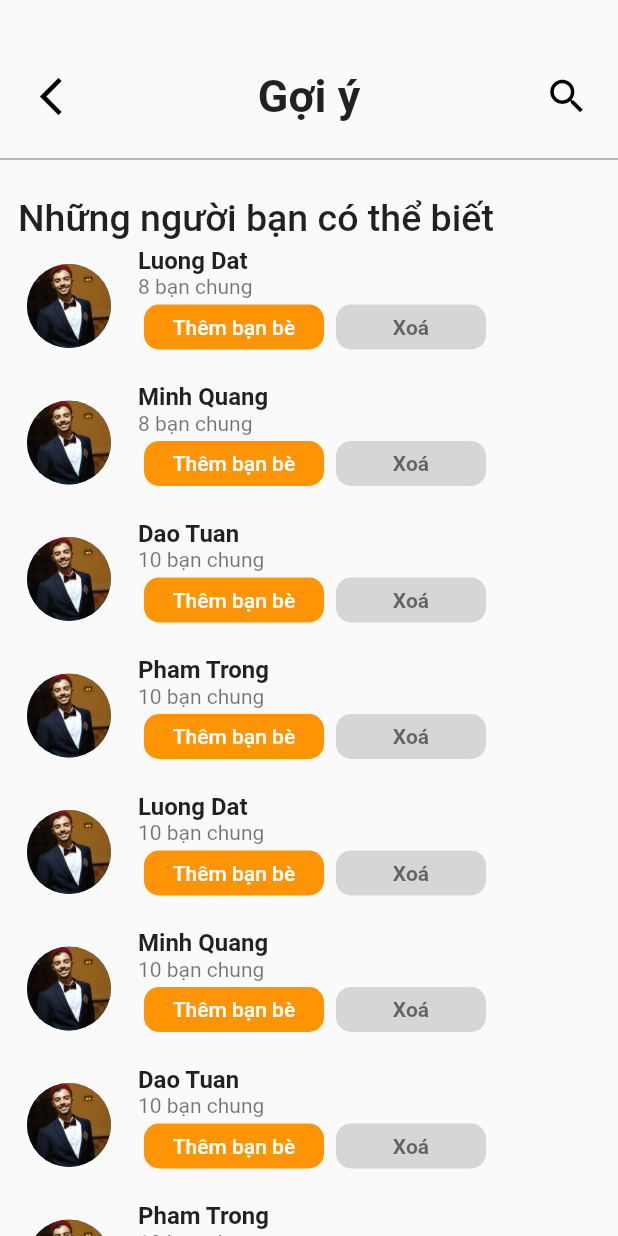
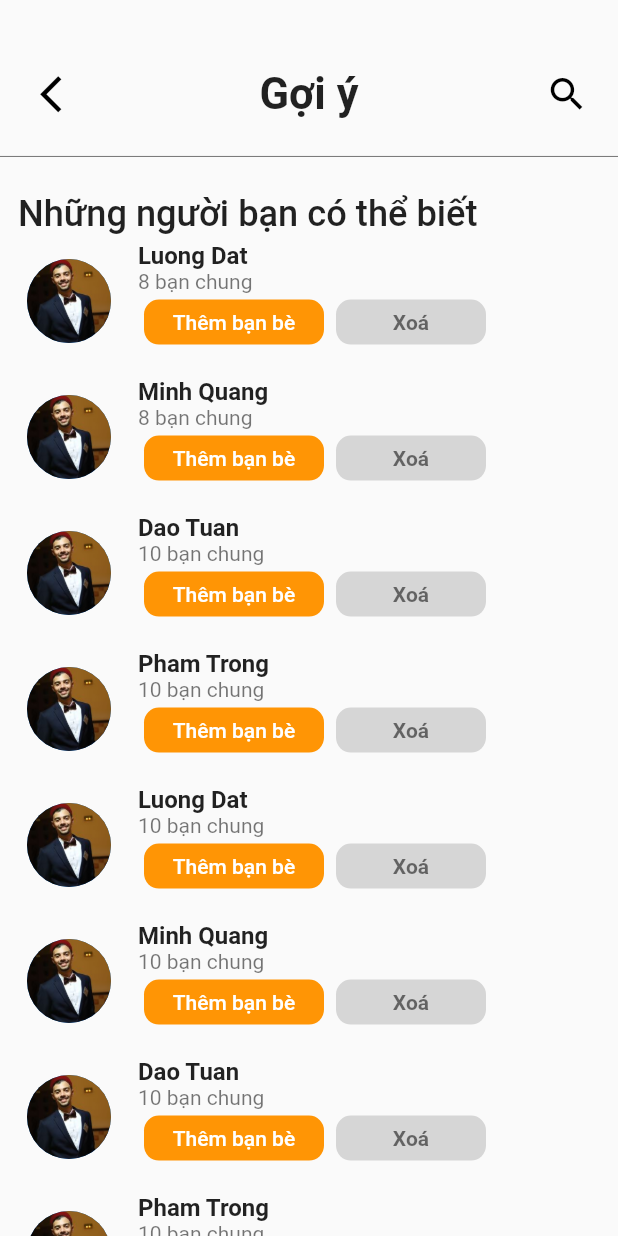
Before and after one commit to nbtpj/foodnet_01, a Flutter app: the screen it shows once a user with an empty profile is signed in, item 3 of the bottom bar chosen, after a tap on "Gợi ý", on a phone screen of 412 x 824 dp. Run offline on Flutter 3.47's test engine with Material 2 defaults, Android fonts, the phone set to English and light mode, and no system bars; our stand-ins replace carousel_slider, cloud_firestore, curved_navigation_bar, firebase_auth, firebase_core, firebase_database and 10 more; accounts and stored records are empty.

Commit message:
add size responsive to friend page

```diff
--- a/lib/ui/screens/friend/friend_invitations.dart
+++ b/lib/ui/screens/friend/friend_invitations.dart
@@ -5,6 +5,7 @@ import 'package:foodnet_01/util/navigate.dart';
 
 import '../../../util/data.dart';
 import '../../../util/entities.dart';
+import '../../../util/global.dart';
 import '../../components/friend_item.dart';
 import '../search/search.dart';
 
@@ -30,18 +31,20 @@ class _FriendsState extends State<Friends> {
 
   @override
   Widget build(BuildContext context) {
+    double width = SizeConfig.screenWidth;
+    double height = SizeConfig.screenHeight;
     return Scaffold(
       body: Column(
         children: [
           Container(
-            margin: const EdgeInsets.only(left: 10, right: 10, top: 40, bottom: 10),
+            margin: EdgeInsets.only(left: width / 41.1 , right: width / 41.1, top: height / 21.325, bottom: height / 85.3), ///(10, 10, 40, 10)
             child: Row(
               mainAxisAlignment: MainAxisAlignment.spaceBetween,
               children: [
-                const Text(
+                Text(
                   "Bạn bè ",
                   style: TextStyle(
-                      fontSize: 30, fontWeight: FontWeight.bold),
+                      fontSize: height / 28.43, fontWeight: FontWeight.bold), ///30
                 ),
                 CircleAvatar(
                   backgroundColor: Colors.grey[300],
@@ -51,7 +54,7 @@ class _FriendsState extends State<Friends> {
                     },
                     icon: const Icon(Icons.search),
                     color: Colors.black,
-                    iconSize: 30,
+                    iconSize: height / 28.43, ///30
                     padding: const EdgeInsets.only(right: 0),
                   ),
                 ),
@@ -72,9 +75,9 @@ class _FriendsState extends State<Friends> {
                             decoration: BoxDecoration(
                                 color: Colors.grey[350],
                                 borderRadius: BorderRadius.circular(20)),
-                            margin: const EdgeInsets.all(10),
-                            width: 70,
-                            height: 30,
+                            margin: EdgeInsets.all(height / 85.3),
+                            width: width / 5.87, ///70
+                            height: height / 28.43, ///30
                             alignment: Alignment.center,
                             child: const Text(
                               "Gợi ý",
@@ -92,11 +95,11 @@ class _FriendsState extends State<Friends> {
                           child: Container(
                             decoration: BoxDecoration(
                                 color: Colors.grey[350],
-                                borderRadius: BorderRadius.circular(20)),
+                                borderRadius: BorderRadius.circular(height / 42.65)),///20
                             alignment: Alignment.center,
-                            margin: const EdgeInsets.all(10),
-                            width: 70,
-                            height: 30,
+                            margin: EdgeInsets.all(height / 85.3), ///10
+                            width: width / 5.87, ///70
+                            height: height / 28.43, ///30
                             child: const Text(
                                 "Bạn bè",
                                 style: TextStyle(
@@ -107,23 +110,23 @@ class _FriendsState extends State<Friends> {
                         ),
                       ],
                     ),
-                    const SizedBox(
-                      height: 4,
+                    SizedBox(
+                      height: height / 213.25, ///4
                     ),
                     const Divider(
                       color: Colors.black54,
                     ),
-                    const SizedBox(
-                      height: 5,
+                    SizedBox(
+                      height: height / 170.6,///5
                     ),
                     Container(
-                      margin: const EdgeInsets.only(left: 12, right: 12, top: 12),
+                      margin: EdgeInsets.only(left: width / 34.25, right: width / 34.25, top: height / 71.08),///(12, 12, 12)
                       child: Row(
-                        children: const [
+                        children: [
                           Text(
                             "Lời mời kết bạn",
                             style: TextStyle(
-                                fontSize: 25,
+                                fontSize: height / 34.12, ///25
                                 fontWeight: FontWeight.bold),
                           ),
                         ],
@@ -139,8 +142,8 @@ class _FriendsState extends State<Friends> {
                               shrinkWrap: true,
                               physics: const NeverScrollableScrollPhysics(),
                               separatorBuilder: (BuildContext context, int index) {
-                                return const SizedBox(
-                                  height: 10,
+                                return SizedBox(
+                                  height: height / 85.3, ///10
                                 );
                               },
                               itemCount: friendList.length,
--- a/lib/ui/screens/friend/friend_suggestions.dart
+++ b/lib/ui/screens/friend/friend_suggestions.dart
@@ -2,6 +2,7 @@ import 'package:flutter/material.dart';
 import 'package:foodnet_01/ui/screens/search/search.dart';
 import 'package:foodnet_01/util/data.dart';
 import 'package:foodnet_01/util/entities.dart';
+import 'package:foodnet_01/util/global.dart';
 
 import '../../../util/navigate.dart';
 import '../../components/friend_item.dart';
@@ -22,6 +23,8 @@ class _FriendSuggestionState extends State<FriendSuggestion> {
 
   @override
   Widget build(BuildContext context) {
+    double width = SizeConfig.screenWidth;
+    double height = SizeConfig.screenHeight;
     Future<List<FriendData>> fetchRootFriend() async {
       //todo: implement get root post (categorical post)
       return get_friends(Filter(search_type: "friend_suggestions")).toList();
@@ -30,7 +33,7 @@ class _FriendSuggestionState extends State<FriendSuggestion> {
       body: Column(
         children: [
           Container(
-            margin: const EdgeInsets.only(left: 10, right: 10, top: 40, bottom: 10),
+            margin: EdgeInsets.only(left: width / 41.1 , right: width / 41.1, top: height / 21.325, bottom: height / 85.3), ///(10 ,10, 40, 10)
             child: Row(
               mainAxisAlignment: MainAxisAlignment.spaceBetween,
               children: [
@@ -40,12 +43,12 @@ class _FriendSuggestionState extends State<FriendSuggestion> {
                   },
                   icon: const Icon(IconData(0xe094, fontFamily: 'MaterialIcons')),
                   color: Colors.black,
-                  iconSize: 30,
+                  iconSize: height / 28.43, ///30
                 ),
-                const Text(
+                Text(
                   "Gợi ý",
                   style: TextStyle(
-                      fontSize: 30, fontWeight: FontWeight.bold),
+                      fontSize: height / 28.43, fontWeight: FontWeight.bold), ///30
                 ),
                 IconButton(
                   onPressed: () {
@@ -53,7 +56,7 @@ class _FriendSuggestionState extends State<FriendSuggestion> {
                   },
                   icon: const Icon(Icons.search),
                   color: Colors.black,
-                  iconSize: 30,
+                  iconSize: height / 28.43, ///30
                   padding: const EdgeInsets.only(right: 0),
                 ),
               ],
@@ -63,8 +66,8 @@ class _FriendSuggestionState extends State<FriendSuggestion> {
           const Divider(
             color: Colors.black54,
           ),
-          const SizedBox(
-            height: 5,
+          SizedBox(
+            height: height / 170.6, ///5
           ),
 
           Expanded(
@@ -72,13 +75,13 @@ class _FriendSuggestionState extends State<FriendSuggestion> {
                 child: Column(
                   children: [
                     Container(
-                      margin: const EdgeInsets.only(left: 12, right: 12, top: 12),
+                      margin: EdgeInsets.only(left: width / 34.25, right: width / 34.25, top: height / 71.08), ///(12, 12, 12)
                       child: Row(
-                        children: const [
+                        children: [
                           Text(
                             "Những người bạn có thể biết",
                             style: TextStyle(
-                              fontSize: 25,
+                              fontSize: height / 34.12, ///25
                               fontWeight: FontWeight.w500,
                             ),
                           ),
@@ -95,8 +98,8 @@ class _FriendSuggestionState extends State<FriendSuggestion> {
                                 shrinkWrap: true,
                                 physics: const NeverScrollableScrollPhysics(),
                                 separatorBuilder: (BuildContext context, int index) {
-                                  return const SizedBox(
-                                    height: 10,
+                                  return SizedBox(
+                                    height: height / 85.3, ///10
                                   );
                                 },
                                 itemCount: friendSuggestions.length,
```
Also changed, not shown: lib/ui/screens/friend/friend_list.dart (+20 -17 lines), pubspec.lock.
